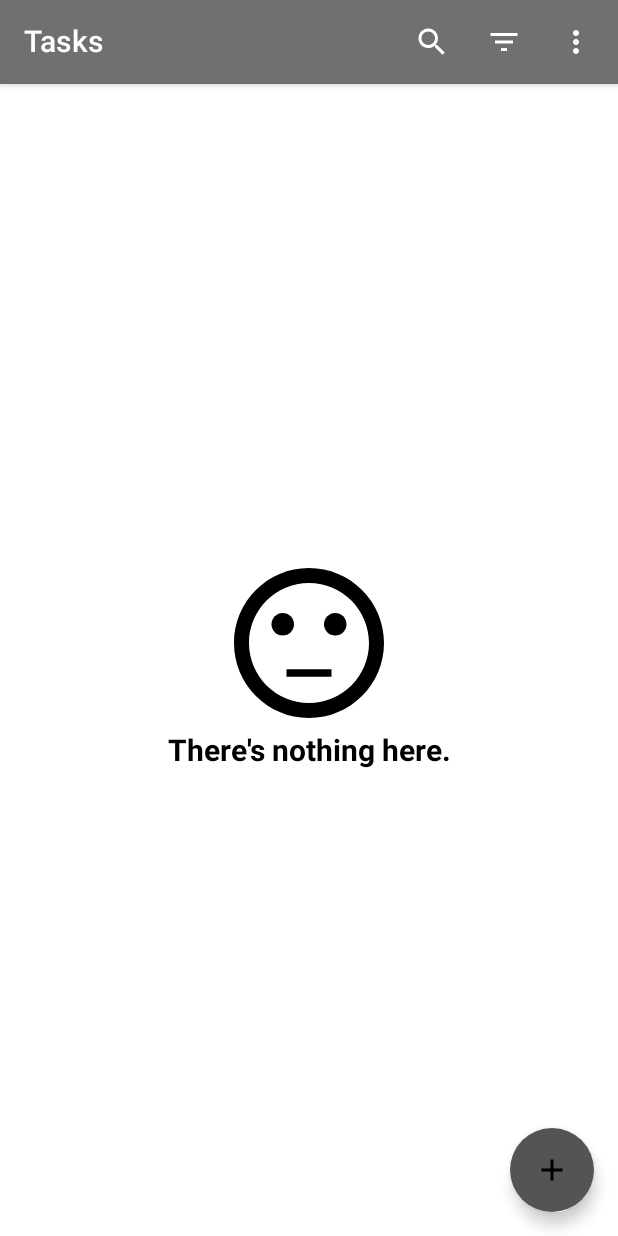
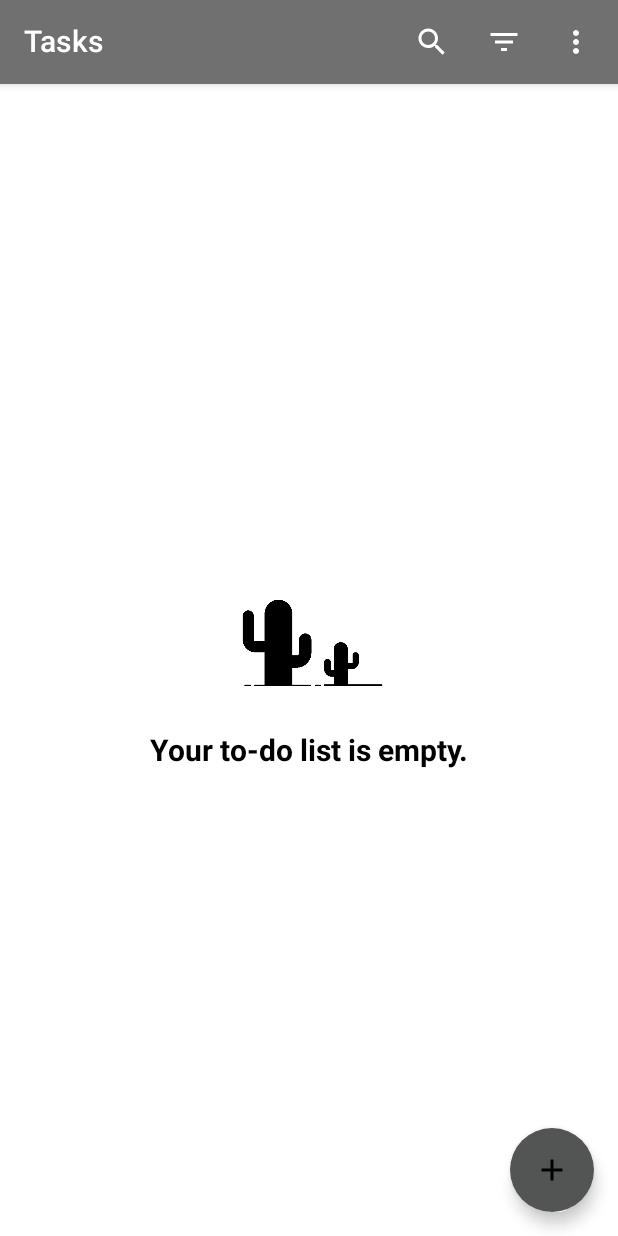
Before and after one commit to danielandrioli/todocompose, an Android app built with Jetpack Compose: the screen it shows after launch (MainActivity), on a phone screen of 412 x 824 dp. Run offline under Robolectric (Android 15) with nearby library versions, the phone set to English and light mode, and no system bars; our stand-ins replace Dagger/Hilt's generated code, Room's generated code.

Commit message:
Empty list image and no results image are now not the same.

```diff
--- a/app/src/main/java/com/dboy/todocompose/ui/presentation/screens/list_screen/ListScreen.kt
+++ b/app/src/main/java/com/dboy/todocompose/ui/presentation/screens/list_screen/ListScreen.kt
@@ -36,7 +36,7 @@ fun ListScreen(
     }, topBar = {
         ListAppBar(viewModel)
     }) {
-        ListContent(allTasksState, navController)
+        ListContent(allTasksState, navController, viewModel)
     }
 
     BackHandler {
--- a/app/src/main/java/com/dboy/todocompose/ui/presentation/screens/list_screen/content/EmptyContent.kt
+++ b/app/src/main/java/com/dboy/todocompose/ui/presentation/screens/list_screen/content/EmptyContent.kt
@@ -20,7 +20,11 @@ import com.dboy.todocompose.ui.theme.EMPTY_LIST_ICON_SIZE
 import com.dboy.todocompose.ui.theme.ToDoComposeTheme
 
 @Composable
-fun EmptyContent() {
+fun EmptyContent(
+    emptyContentText: String,
+    contentDescription: String,
+    painterResource: Int
+) {
     Column(
         modifier = Modifier
             .fillMaxSize()
@@ -31,13 +35,11 @@ fun EmptyContent() {
         Icon(
             modifier = Modifier.size(EMPTY_LIST_ICON_SIZE),
             tint = MaterialTheme.colors.onSurface,
-            painter = painterResource(id = R.drawable.ic_sentiment_neutral),
-            contentDescription = stringResource(
-                id = R.string.neutral_face_icon
-            )
+            painter = painterResource(id = painterResource),
+            contentDescription = contentDescription
         )
         Text(
-            text = stringResource(id = R.string.empty_list),
+            text = emptyContentText,
             color = MaterialTheme.colors.onSurface,
             fontWeight = FontWeight.Bold,
             fontSize = MaterialTheme.typography.h6.fontSize
@@ -49,7 +51,6 @@ fun EmptyContent() {
 @Composable
 fun PreviewEmptyContent() {
     ToDoComposeTheme {
-        EmptyContent()
-
+//        EmptyContent()
     }
 }
--- a/app/src/main/java/com/dboy/todocompose/ui/presentation/screens/list_screen/content/ListContent.kt
+++ b/app/src/main/java/com/dboy/todocompose/ui/presentation/screens/list_screen/content/ListContent.kt
@@ -3,19 +3,36 @@ package com.dboy.todocompose.ui.presentation.screens.list_screen.content
 import androidx.compose.foundation.lazy.LazyColumn
 import androidx.compose.foundation.lazy.items
 import androidx.compose.runtime.Composable
+import androidx.compose.ui.res.stringResource
 import androidx.navigation.NavHostController
+import com.dboy.todocompose.R
 import com.dboy.todocompose.data.models.ToDoTask
+import com.dboy.todocompose.ui.presentation.view_model.SharedViewModel
 import com.dboy.todocompose.utils.RequestState
+import com.dboy.todocompose.utils.SearchAppBarState
 
 @Composable
 fun ListContent(
     taskList: RequestState<List<ToDoTask>>,
-    navController: NavHostController
+    navController: NavHostController,
+    viewModel: SharedViewModel
 ) {
     when (taskList) {
         is RequestState.Success -> {
             if (taskList.data.isEmpty()) {
-                EmptyContent()
+                if (viewModel.searchTextState.value.isNotEmpty()) {
+                    EmptyContent(
+                        emptyContentText = stringResource(id = R.string.no_results_found),
+                        contentDescription = stringResource(id = R.string.neutral_face_icon),
+                        painterResource = R.drawable.ic_sentiment_neutral
+                    )
+                } else if (viewModel.searchAppBarState.value == SearchAppBarState.CLOSED){
+                    EmptyContent(
+                        emptyContentText = stringResource(id = R.string.empty_list),
+                        contentDescription = stringResource(id = R.string.empty_list_description),
+                        painterResource = R.drawable.nothing
+                    )
+                }
             } else {
                 LazyColumn {
                     items(items = taskList.data,
@@ -28,7 +45,13 @@ fun ListContent(
             }
         }
         is RequestState.Loading -> "" //CRIAR AQUI UMA TELA DE LOADING
-        is RequestState.Error -> ErrorContent()
+        is RequestState.Error -> {
+            EmptyContent(
+                emptyContentText = stringResource(id = R.string.error_message),
+                contentDescription = stringResource(id = R.string.sad_face_icon),
+                painterResource = R.drawable.ic_sentiment_dissatisfied
+            )
+        }
         is RequestState.Idle -> ""
     }
 
--- a/app/src/main/res/values/strings.xml
+++ b/app/src/main/res/values/strings.xml
@@ -4,7 +4,9 @@
     <string name="default_bar_title">Tasks</string>
     <string name="search_placeholder">Search for a task</string>
     <string name="search_close">Close search</string>
-    <string name="empty_list">There\'s nothing here. </string>
+    <string name="no_results_found">No results found. </string>
+    <string name="empty_list">Your to-do list is empty. </string>
+    <string name="empty_list_description">Empty list. </string>
     <string name="error_message">An error occurred. </string>
     <string name="new_task">New task</string>
     <string name="title">Title</string>
```
Also changed, not shown: app/src/main/java/com/dboy/todocompose/ui/presentation/screens/list_screen/content/ErrorContent.kt (deleted, +0 -54 lines), app/src/main/res/drawable/nothing.png (added).
